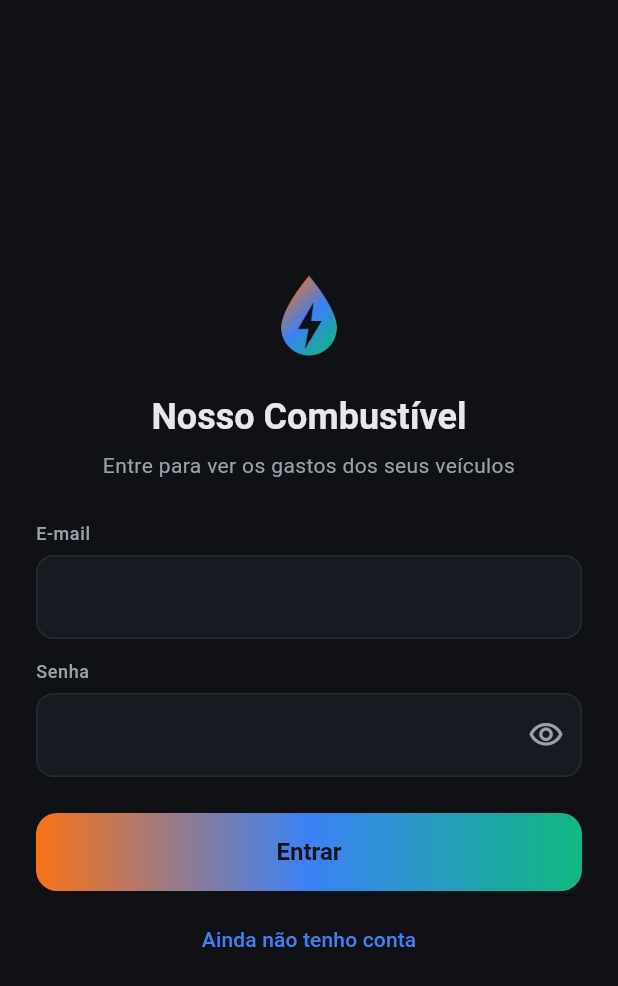
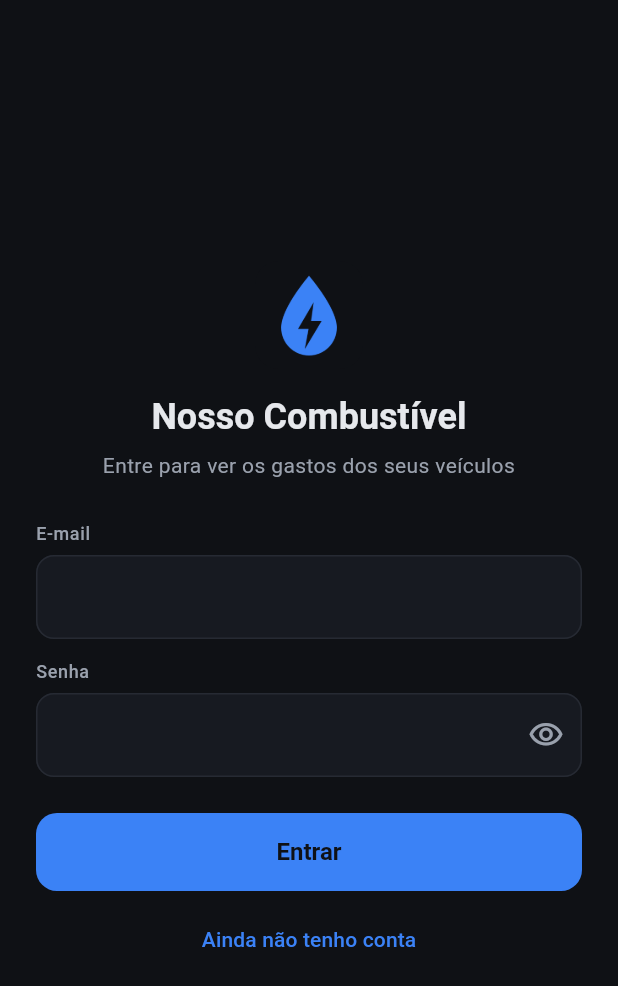
Before and after one commit to pedrocarvalho-13/nosso-combustivel, a Flutter app: the screen it shows after launch, on a phone screen of 412 x 824 dp. Shown: the top 986 px of the screen. Run offline on Flutter 3.47's test engine with Material 3 defaults, Android fonts, the phone set to English and light mode, and no system bars; our stand-ins replace dio, drift, drift_flutter, flutter_riverpod, flutter_secure_storage, go_router; accounts and stored records are empty; generated files the repository leaves out were written again.

Commit message:
fix: atualizacao do banco local nao falha com coluna repetida; logo com a gota azul e login no mesmo azul
Co-Authored-By: Claude Opus 5.5 <noreply@anthropic.com>

```diff
--- a/app/lib/core/tema/cores_base.dart
+++ b/app/lib/core/tema/cores_base.dart
@@ -21,5 +21,4 @@ abstract final class CoresMarca {
   static const laranja = Color(0xFFF97316);
   static const azul = Color(0xFF3B82F6);
   static const verde = Color(0xFF10B981);
-  static const degrade = [laranja, azul, verde];
 }
--- a/app/lib/ui/conta/conta_view.dart
+++ b/app/lib/ui/conta/conta_view.dart
@@ -153,17 +153,11 @@ class _ContaViewState extends ConsumerState<ContaView> {
                     ),
                   ],
                   const SizedBox(height: 24),
-                  DecoratedBox(
-                    decoration: BoxDecoration(
-                      gradient: const LinearGradient(colors: CoresMarca.degrade),
-                      borderRadius: BorderRadius.circular(14),
-                    ),
-                    child: FilledButton(
+                  FilledButton(
                     style: FilledButton.styleFrom(
-                        backgroundColor: Colors.transparent,
-                        disabledBackgroundColor: Colors.transparent,
+                      backgroundColor: CoresMarca.azul,
+                      disabledBackgroundColor: CoresMarca.azul,
                       foregroundColor: CoresBase.fundoEscuro,
-                        shadowColor: Colors.transparent,
                     ),
                     onPressed: estado.enviando ? null : _enviar,
                     child: estado.enviando
@@ -173,7 +167,6 @@ class _ContaViewState extends ConsumerState<ContaView> {
                             child: CircularProgressIndicator(strokeWidth: 2, color: CoresBase.fundoEscuro),
                           )
                         : Text(criando ? 'Criar conta' : 'Entrar'),
-                    ),
                   ),
                   const SizedBox(height: 8),
                   TextButton(
```
Also changed, not shown: app/lib/data/banco/banco_local.dart (+11 -7 lines), app/assets/logo.png, docs/marca/logo-horizontal.svg, docs/marca/logo-icone.svg, 7 other files. Lines whose indentation alone changed are shown as unchanged.
